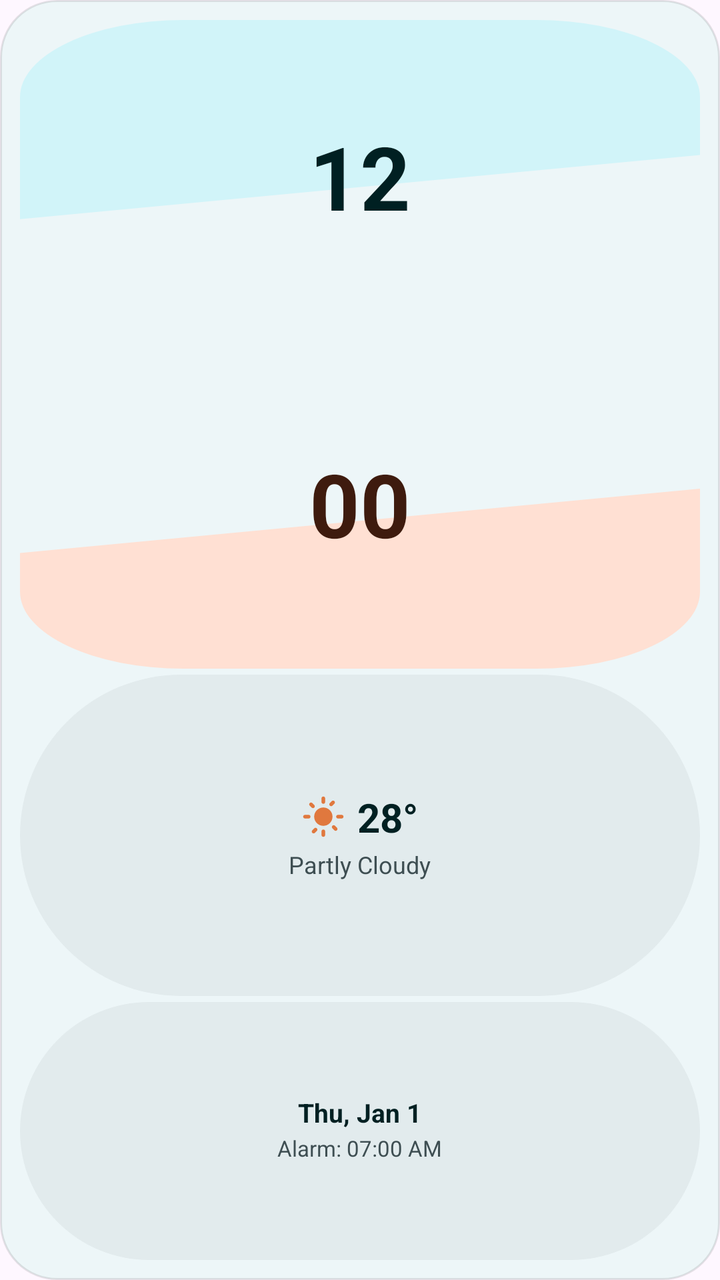
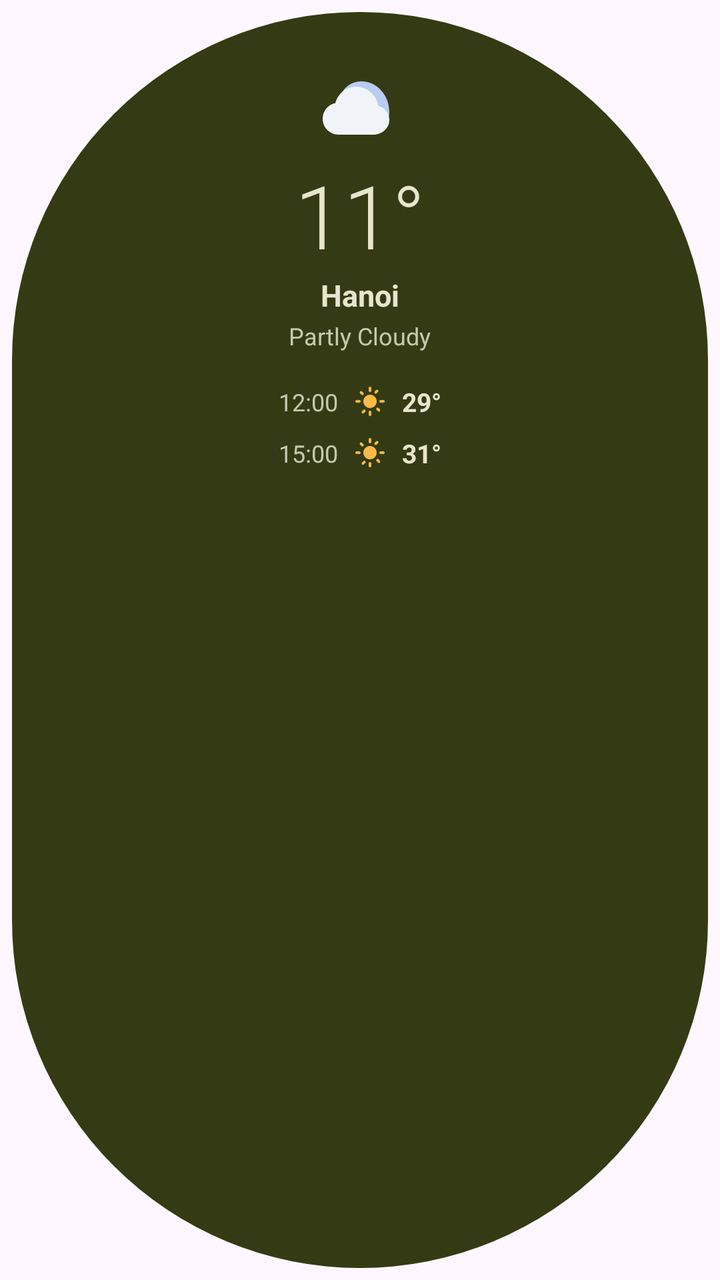

Screens rendered from an Android XML layout before and after an edit, with the pre-edit source and the edit as a unified diff.
<!-- AndroidManifest.xml: application theme Theme.MaterialThemes -->
<!-- res/layout/widget_diagonal_2x4.xml -->
<?xml version="1.0" encoding="utf-8"?>
<LinearLayout xmlns:android="http://schemas.android.com/apk/res/android"
    android:id="@+id/widget_diagonal_root"
    android:layout_width="match_parent"
    android:layout_height="match_parent"
    android:background="@drawable/shape_widget_container"
    android:orientation="vertical"
    android:padding="10dp">

    
    <FrameLayout
        android:layout_width="match_parent"
        android:layout_height="0dp"
        android:layout_weight="1"
        android:background="@drawable/shape_diagonal_top_card"
        android:padding="6dp">

        <TextClock
            android:id="@+id/clock_hour"
            android:layout_width="wrap_content"
            android:layout_height="wrap_content"
            android:layout_gravity="center"
            android:format12Hour="hh"
            android:format24Hour="HH"
            android:includeFontPadding="false"
            android:textColor="@color/widget_text_primary"
            android:textSize="44sp"
            android:textStyle="bold" />
    </FrameLayout>

    
    <FrameLayout
        android:layout_width="match_parent"
        android:layout_height="0dp"
        android:layout_weight="1"
        android:layout_marginTop="3dp"
        android:background="@drawable/shape_diagonal_bottom_card"
        android:padding="6dp">

        <TextClock
            android:id="@+id/clock_minute"
            android:layout_width="wrap_content"
            android:layout_height="wrap_content"
            android:layout_gravity="center"
            android:format12Hour="mm"
            android:format24Hour="mm"
            android:includeFontPadding="false"
            android:textColor="@color/widget_text_on_secondary"
            android:textSize="44sp"
            android:textStyle="bold" />
    </FrameLayout>

    
    <LinearLayout
        android:layout_width="match_parent"
        android:layout_height="0dp"
        android:layout_weight="1"
        android:layout_marginTop="3dp"
        android:background="@drawable/shape_pill"
        android:gravity="center"
        android:orientation="vertical"
        android:padding="8dp">

        <LinearLayout
            android:layout_width="wrap_content"
            android:layout_height="wrap_content"
            android:gravity="center_vertical"
            android:orientation="horizontal">

            <ImageView
                android:id="@+id/img_weather"
                android:layout_width="22dp"
                android:layout_height="22dp"
                android:contentDescription="@string/sample_weather_condition"
                android:src="@drawable/ic_weather_sunny" />

            <TextView
                android:id="@+id/tv_temp"
                android:layout_width="wrap_content"
                android:layout_height="wrap_content"
                android:paddingStart="6dp"
                android:paddingEnd="0dp"
                android:text="@string/sample_temp_large"
                android:textColor="@color/widget_text_primary"
                android:textSize="20sp"
                android:textStyle="bold" />
        </LinearLayout>

        <TextView
            android:id="@+id/tv_condition"
            android:layout_width="wrap_content"
            android:layout_height="wrap_content"
            android:layout_marginTop="2dp"
            android:text="@string/sample_weather_condition"
            android:textColor="@color/widget_text_secondary"
            android:textSize="12sp" />
    </LinearLayout>

    
    <LinearLayout
        android:layout_width="match_parent"
        android:layout_height="0dp"
        android:layout_weight="0.8"
        android:layout_marginTop="3dp"
        android:background="@drawable/shape_pill"
        android:gravity="center"
        android:orientation="vertical"
        android:padding="6dp">

        <TextClock
            android:id="@+id/clock_date"
            android:layout_width="wrap_content"
            android:layout_height="wrap_content"
            android:format12Hour="EEE, MMM d"
            android:format24Hour="EEE, MMM d"
            android:includeFontPadding="false"
            android:textColor="@color/widget_text_primary"
            android:textSize="13sp"
            android:textStyle="bold" />

        <TextView
            android:id="@+id/tv_alarm"
            android:layout_width="wrap_content"
            android:layout_height="wrap_content"
            android:layout_marginTop="2dp"
            android:text="@string/sample_next_alarm"
            android:textColor="@color/widget_text_secondary"
            android:textSize="11sp" />
    </LinearLayout>
</LinearLayout>
<!-- resources referenced by this layout -->
<resources>
  <color name="widget_text_on_secondary">#3E1B0E</color>
  <color name="widget_text_primary">#002022</color>
  <color name="widget_text_secondary">#3E4E52</color>
  <!-- drawable shape_diagonal_bottom_card (drawable) -->
  <vector xmlns:android="http://schemas.android.com/apk/res/android"
      android:width="100dp"
      android:height="100dp"
      android:viewportWidth="100"
      android:viewportHeight="100">
      <path
          android:fillColor="@color/widget_bg_secondary"
          android:pathData="M 0,64 L 100,44 L 100,76 A 24,24 0 0,1 76,100 L 24,100 A 24,24 0 0,1 0,76 Z" />
  </vector>
  <!-- drawable shape_diagonal_top_card (drawable) -->
  <vector xmlns:android="http://schemas.android.com/apk/res/android"
      android:width="100dp"
      android:height="100dp"
      android:viewportWidth="100"
      android:viewportHeight="100">
      <path
          android:fillColor="@color/widget_bg_primary"
          android:pathData="M 24,0 L 76,0 A 24,24 0 0,1 100,24 L 100,42 L 0,62 L 0,24 A 24,24 0 0,1 24,0 Z" />
  </vector>
  <!-- drawable shape_pill (drawable) -->
  <shape xmlns:android="http://schemas.android.com/apk/res/android"
      android:shape="rectangle">
      <solid android:color="@color/widget_bg_tertiary" />
      <corners android:radius="999dp" />
  </shape>
  <!-- drawable shape_widget_container (drawable) -->
  <shape xmlns:android="http://schemas.android.com/apk/res/android"
      android:shape="rectangle">
      <solid android:color="@color/widget_container_bg" />
      <corners android:radius="28dp" />
      <stroke
          android:width="1dp"
          android:color="@color/widget_border_subtle" />
  </shape>
  <string name="sample_next_alarm">Alarm: 07:00 AM</string>
  <string name="sample_temp_large">28°</string>
  <string name="sample_weather_condition">Partly Cloudy</string>
  <style name="Theme.MaterialThemes" parent="Base.Theme.MaterialThemes" />
  <color name="widget_accent_sun">#E0783E</color>
  <color name="widget_bg_secondary">#FFE0D3</color>
  <color name="widget_bg_primary">#D1F4F9</color>
  <color name="widget_bg_tertiary">#E2EBED</color>
  <color name="widget_container_bg">#EDF6F8</color>
  <color name="widget_border_subtle">#1A000000</color>
  <color name="md_theme_light_primary">#006874</color>
  <color name="md_theme_light_onPrimary">#FFFFFF</color>
  <color name="md_theme_light_primaryContainer">#9EEFFD</color>
  <color name="md_theme_light_onPrimaryContainer">#001F24</color>
  <color name="md_theme_light_secondary">#4A6267</color>
  <color name="md_theme_light_onSecondary">#FFFFFF</color>
  <color name="md_theme_light_secondaryContainer">#CDE7EC</color>
  <color name="md_theme_light_onSecondaryContainer">#051F23</color>
  <color name="md_theme_light_surface">#F8FDFF</color>
  <color name="md_theme_light_onSurface">#191C1D</color>
  <color name="md_theme_light_surfaceVariant">#DBE4E6</color>
  <color name="md_theme_light_onSurfaceVariant">#3F484A</color>
  <color name="md_theme_light_outline">#6F797A</color>
  <!-- unchanged entries left out for length: 2 -->
</resources>

<!-- the commit's change to res/layout/widget_diagonal_2x4.xml (unified diff, before → after) -->
@@ -1,91 +1,54 @@
 <?xml version="1.0" encoding="utf-8"?>
-<LinearLayout xmlns:android="http://schemas.android.com/apk/res/android"
+<FrameLayout xmlns:android="http://schemas.android.com/apk/res/android"
     android:id="@+id/widget_diagonal_root"
     android:layout_width="match_parent"
     android:layout_height="match_parent"
-    android:background="@drawable/shape_widget_container"
-    android:orientation="vertical"
-    android:padding="10dp">
-
-    
-    <FrameLayout
-        android:layout_width="match_parent"
-        android:layout_height="0dp"
-        android:layout_weight="1"
-        android:background="@drawable/shape_diagonal_top_card"
-        android:padding="6dp">
-
-        <TextClock
-            android:id="@+id/clock_hour"
-            android:layout_width="wrap_content"
-            android:layout_height="wrap_content"
-            android:layout_gravity="center"
-            android:format12Hour="hh"
-            android:format24Hour="HH"
-            android:includeFontPadding="false"
-            android:textColor="@color/widget_text_primary"
-            android:textSize="44sp"
-            android:textStyle="bold" />
-    </FrameLayout>
-
-    
-    <FrameLayout
-        android:layout_width="match_parent"
-        android:layout_height="0dp"
-        android:layout_weight="1"
-        android:layout_marginTop="3dp"
-        android:background="@drawable/shape_diagonal_bottom_card"
-        android:padding="6dp">
-
-        <TextClock
-            android:id="@+id/clock_minute"
-            android:layout_width="wrap_content"
-            android:layout_height="wrap_content"
-            android:layout_gravity="center"
-            android:format12Hour="mm"
-            android:format24Hour="mm"
-            android:includeFontPadding="false"
-            android:textColor="@color/widget_text_on_secondary"
-            android:textSize="44sp"
-            android:textStyle="bold" />
-    </FrameLayout>
+    android:background="@android:color/transparent"
+    android:padding="6dp">
 
     
     <LinearLayout
         android:layout_width="match_parent"
-        android:layout_height="0dp"
-        android:layout_weight="1"
-        android:layout_marginTop="3dp"
+        android:layout_height="match_parent"
         android:background="@drawable/shape_pill"
-        android:gravity="center"
+        android:backgroundTint="@color/widget_bg_primary"
+        android:gravity="center_horizontal"
         android:orientation="vertical"
-        android:padding="8dp">
+        android:paddingTop="24dp"
+        android:paddingBottom="24dp">
 
-        <LinearLayout
+        
+        <ImageView
+            android:id="@+id/img_weather"
+            android:layout_width="48dp"
+            android:layout_height="48dp"
+            android:contentDescription="@string/sample_weather_condition"
+            android:src="@drawable/ic_weather_night_cloudy" />
+
+        
+        <TextView
+            android:id="@+id/tv_temp"
             android:layout_width="wrap_content"
             android:layout_height="wrap_content"
-            android:gravity="center_vertical"
-            android:orientation="horizontal">
+            android:layout_marginTop="6dp"
+            android:includeFontPadding="false"
+            android:text="@string/sample_temp_11"
+            android:textColor="@color/widget_text_primary"
+            android:textSize="44sp"
+            android:fontFamily="sans-serif-light" />
 
-            <ImageView
-                android:id="@+id/img_weather"
-                android:layout_width="22dp"
-                android:layout_height="22dp"
-                android:contentDescription="@string/sample_weather_condition"
-                android:src="@drawable/ic_weather_sunny" />
+        
+        <TextView
+            android:id="@+id/tv_city"
+            android:layout_width="wrap_content"
+            android:layout_height="wrap_content"
+            android:layout_marginTop="2dp"
+            android:text="@string/sample_location"
+            android:textColor="@color/widget_text_primary"
+            android:textSize="15sp"
+            android:textStyle="bold" />
 
-            <TextView
-                android:id="@+id/tv_temp"
-                android:layout_width="wrap_content"
-                android:layout_height="wrap_content"
-                android:paddingStart="6dp"
-                android:paddingEnd="0dp"
-                android:text="@string/sample_temp_large"
-                android:textColor="@color/widget_text_primary"
-                android:textSize="20sp"
-                android:textStyle="bold" />
-        </LinearLayout>
-
+        
         <TextView
             android:id="@+id/tv_condition"
             android:layout_width="wrap_content"
@@ -94,37 +57,69 @@
             android:text="@string/sample_weather_condition"
             android:textColor="@color/widget_text_secondary"
             android:textSize="12sp" />
-    </LinearLayout>
 
-    
-    <LinearLayout
-        android:layout_width="match_parent"
-        android:layout_height="0dp"
-        android:layout_weight="0.8"
-        android:layout_marginTop="3dp"
-        android:background="@drawable/shape_pill"
-        android:gravity="center"
-        android:orientation="vertical"
-        android:padding="6dp">
-
-        <TextClock
-            android:id="@+id/clock_date"
+        
+        <LinearLayout
             android:layout_width="wrap_content"
             android:layout_height="wrap_content"
-            android:format12Hour="EEE, MMM d"
-            android:format24Hour="EEE, MMM d"
-            android:includeFontPadding="false"
-            android:textColor="@color/widget_text_primary"
-            android:textSize="13sp"
-            android:textStyle="bold" />
+            android:layout_marginTop="16dp"
+            android:gravity="center_vertical"
+            android:orientation="horizontal">
 
-        <TextView
-            android:id="@+id/tv_alarm"
+            <TextView
+                android:layout_width="wrap_content"
+                android:layout_height="wrap_content"
+                android:text="@string/sample_forecast_time_1"
+                android:textColor="@color/widget_text_secondary"
+                android:textSize="12sp" />
+
+            <ImageView
+                android:layout_width="16dp"
+                android:layout_height="16dp"
+                android:layout_marginStart="8dp"
+                android:contentDescription="@string/sample_weather_condition"
+                android:src="@drawable/ic_weather_sunny" />
+
+            <TextView
+                android:layout_width="wrap_content"
+                android:layout_height="wrap_content"
+                android:layout_marginStart="8dp"
+                android:text="@string/sample_forecast_temp_1"
+                android:textColor="@color/widget_text_primary"
+                android:textSize="13sp"
+                android:textStyle="bold" />
+        </LinearLayout>
+
+        
+        <LinearLayout
             android:layout_width="wrap_content"
             android:layout_height="wrap_content"
-            android:layout_marginTop="2dp"
-            android:text="@string/sample_next_alarm"
-            android:textColor="@color/widget_text_secondary"
-            android:textSize="11sp" />
+            android:layout_marginTop="8dp"
+            android:gravity="center_vertical"
+            android:orientation="horizontal">
+
+            <TextView
+                android:layout_width="wrap_content"
+                android:layout_height="wrap_content"
+                android:text="@string/sample_forecast_time_2"
+                android:textColor="@color/widget_text_secondary"
+                android:textSize="12sp" />
+
+            <ImageView
+                android:layout_width="16dp"
+                android:layout_height="16dp"
+                android:layout_marginStart="8dp"
+                android:contentDescription="@string/sample_weather_condition"
+                android:src="@drawable/ic_weather_sunny" />
+
+            <TextView
+                android:layout_width="wrap_content"
+                android:layout_height="wrap_content"
+                android:layout_marginStart="8dp"
+                android:text="@string/sample_forecast_temp_2"
+                android:textColor="@color/widget_text_primary"
+                android:textSize="13sp"
+                android:textStyle="bold" />
+        </LinearLayout>
     </LinearLayout>
-</LinearLayout>
+</FrameLayout>
<!-- resource entries referenced after the edit -->
@@ -1,27 +1,21 @@
 <!-- resources referenced by this layout -->
 <resources>
-  <color name="widget_text_on_secondary">#3E1B0E</color>
-  <color name="widget_text_primary">#002022</color>
-  <color name="widget_text_secondary">#3E4E52</color>
-  <!-- drawable shape_diagonal_bottom_card (drawable) -->
+  <color name="widget_text_primary">#E7E5CE</color>
+  <color name="widget_text_secondary">#C6C8B0</color>
+  <!-- drawable ic_weather_night_cloudy (drawable) -->
   <vector xmlns:android="http://schemas.android.com/apk/res/android"
-      android:width="100dp"
-      android:height="100dp"
-      android:viewportWidth="100"
-      android:viewportHeight="100">
+      android:width="36dp"
+      android:height="36dp"
+      android:viewportWidth="36"
+      android:viewportHeight="36">
+      
       <path
-          android:fillColor="@color/widget_bg_secondary"
-          android:pathData="M 0,64 L 100,44 L 100,76 A 24,24 0 0,1 76,100 L 24,100 A 24,24 0 0,1 0,76 Z" />
-  </vector>
-  <!-- drawable shape_diagonal_top_card (drawable) -->
-  <vector xmlns:android="http://schemas.android.com/apk/res/android"
-      android:width="100dp"
-      android:height="100dp"
-      android:viewportWidth="100"
-      android:viewportHeight="100">
+          android:fillColor="#B8CCF4"
+          android:pathData="M 18.5,8 C 14.5,8 11.2,10.8 10.3,14.6 C 11.6,14.2 13,14 14.5,14 C 20.3,14 25,18.7 25,24.5 C 25,25.4 24.8,26.3 24.6,27.1 C 27.2,25.6 29,22.8 29,19.5 C 29,13.1 24.3,8 18.5,8 Z" />
+      
       <path
-          android:fillColor="@color/widget_bg_primary"
-          android:pathData="M 24,0 L 76,0 A 24,24 0 0,1 100,24 L 100,42 L 0,62 L 0,24 A 24,24 0 0,1 24,0 Z" />
+          android:fillColor="#F0F4F8"
+          android:pathData="M 23,28 L 10,28 C 6.7,28 4,25.3 4,22 C 4,19.1 6,16.7 8.8,16.1 C 9.7,12.6 12.8,10 16.5,10 C 20.7,10 24.2,13.1 24.9,17.2 C 27.2,17.8 29,19.9 29,22.5 C 29,25.5 26.3,28 23,28 Z" />
   </vector>
   <!-- drawable shape_pill (drawable) -->
   <shape xmlns:android="http://schemas.android.com/apk/res/android"
@@ -29,25 +23,17 @@
       <solid android:color="@color/widget_bg_tertiary" />
       <corners android:radius="999dp" />
   </shape>
-  <!-- drawable shape_widget_container (drawable) -->
-  <shape xmlns:android="http://schemas.android.com/apk/res/android"
-      android:shape="rectangle">
-      <solid android:color="@color/widget_container_bg" />
-      <corners android:radius="28dp" />
-      <stroke
-          android:width="1dp"
-          android:color="@color/widget_border_subtle" />
-  </shape>
-  <string name="sample_next_alarm">Alarm: 07:00 AM</string>
-  <string name="sample_temp_large">28°</string>
+  <string name="sample_forecast_temp_1">29°</string>
+  <string name="sample_forecast_temp_2">31°</string>
+  <string name="sample_forecast_time_1">12:00</string>
+  <string name="sample_forecast_time_2">15:00</string>
+  <string name="sample_location">Hanoi</string>
+  <string name="sample_temp_11">11°</string>
   <string name="sample_weather_condition">Partly Cloudy</string>
   <style name="Theme.MaterialThemes" parent="Base.Theme.MaterialThemes" />
-  <color name="widget_accent_sun">#E0783E</color>
-  <color name="widget_bg_secondary">#FFE0D3</color>
-  <color name="widget_bg_primary">#D1F4F9</color>
-  <color name="widget_bg_tertiary">#E2EBED</color>
-  <color name="widget_container_bg">#EDF6F8</color>
-  <color name="widget_border_subtle">#1A000000</color>
+  <color name="widget_accent_sun">#F9BA48</color>
+  <color name="widget_bg_primary">#343B14</color>
+  <color name="widget_bg_tertiary">#E2E5CC</color>
   <color name="md_theme_light_primary">#006874</color>
   <color name="md_theme_light_onPrimary">#FFFFFF</color>
   <color name="md_theme_light_primaryContainer">#9EEFFD</color>
